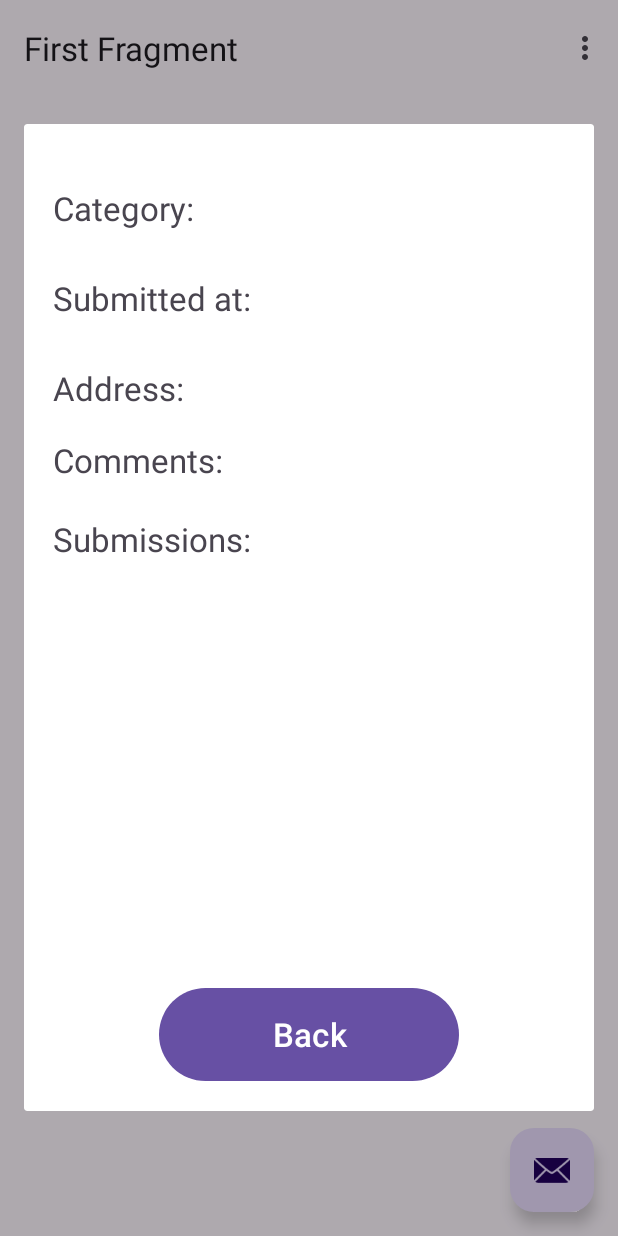
After one commit to Geoermeidis/SmartAlertAndroid, an Android app: the fragment IncidentInfoDialogFragment placed in its activity, on a phone screen of 412 x 824 dp. The commit adds this screen. Run offline under Robolectric (Android 15) with nearby library versions, the light colour scheme and no system bars; our stand-ins replace Firebase (no records; nobody signed in at launch, a user with empty details on screens opened directly), Picasso, navigation-ui; pictures from the network do not load; 1 statement that could not run was skipped.

Commit message:
Fixed incidents table layout. Added info dialog for each incident. No test yet

```diff
--- a/app/build.gradle.kts
+++ b/app/build.gradle.kts
@@ -3,6 +3,7 @@ plugins {
     id("org.jetbrains.kotlin.android")
     id("com.google.gms.google-services")
     id("com.google.android.libraries.mapsplatform.secrets-gradle-plugin")
+    id("kotlin-parcelize")
 }
 
 android {
@@ -59,6 +60,7 @@ dependencies {
     implementation("androidx.camera:camera-view:1.3.1")
     implementation("androidx.camera:camera-extensions:1.3.1")
     implementation("com.google.firebase:firebase-storage:20.3.0")
+    implementation("com.squareup.picasso:picasso:2.71828")
     implementation("com.google.android.gms:play-services-maps:18.2.0") //
     testImplementation("junit:junit:4.13.2")
     androidTestImplementation("androidx.test.ext:junit:1.1.5")
--- /dev/null
+++ b/app/src/main/java/com/unipi/smartalertproject/helperFragments/IncidentInfoDialogFragment.kt
@@ -0,0 +1,84 @@
+package com.unipi.smartalertproject.helperFragments
+
+import android.location.Address
+import android.location.Geocoder
+import android.os.Build
+import android.os.Bundle
+import android.util.Log
+import androidx.fragment.app.Fragment
+import android.view.LayoutInflater
+import android.view.View
+import android.view.ViewGroup
+import androidx.fragment.app.DialogFragment
+import com.google.firebase.storage.FirebaseStorage
+import com.google.firebase.storage.StorageReference
+import com.google.firebase.storage.UploadTask
+import com.squareup.picasso.Picasso
+import com.unipi.smartalertproject.R
+import com.unipi.smartalertproject.api.AuthManager
+import com.unipi.smartalertproject.api.Incident
+import com.unipi.smartalertproject.api.Utils
+import com.unipi.smartalertproject.databinding.FragmentIncidentInfoDialogBinding
+import com.unipi.smartalertproject.databinding.FragmentIncidentsPreviewBinding
+
+class IncidentInfoDialogFragment : DialogFragment() {
+
+    private lateinit var incident: Incident
+    private var _binding: FragmentIncidentInfoDialogBinding? = null
+    private val binding get() = _binding!!
+    private val utils = Utils()
+
+    private val storage: FirebaseStorage = FirebaseStorage.getInstance()
+    private val storageRef: StorageReference = storage.reference
+
+    override fun onCreateView(
+        inflater: LayoutInflater, container: ViewGroup?,
+        savedInstanceState: Bundle?
+    ): View? {
+        // Inflate the layout for this fragment
+        _binding = FragmentIncidentInfoDialogBinding.inflate(inflater, container, false)
+
+        val incident = arguments?.getParcelable("incident", Incident::class.java)
+        if (incident != null){
+            binding.categoryInfoText.text = incident.categoryName
+            binding.commentsInfoText.text = incident.comments
+            binding.dateInfoText.text = incident.submittedAt
+
+            binding.submitsInfoText.text = incident.totalSubmissions.toString()
+
+            val geocoder = Geocoder(requireContext())
+
+            geocoder.getFromLocation(incident.latitude,incident.longitude,1) {
+                addresses -> binding.locationInfoText.text = addresses[0].locality
+            }
+
+        }
+
+
+
+
+
+        return binding.root
+    }
+
+    override fun onViewCreated(view: View, savedInstanceState: Bundle?) {
+        super.onViewCreated(view, savedInstanceState)
+        binding.buttonBacktoIncidents.setOnClickListener {
+            dismiss()
+        }
+        setImageFromFirebaseStorage(incident.photoUrl)
+
+
+    }
+
+    private fun setImageFromFirebaseStorage(imagePath: String){
+        val imageRef = storageRef.child(imagePath)
+
+        imageRef.downloadUrl.addOnSuccessListener { uri ->
+            Picasso.get().load(uri).into(binding.imageInfoText)
+        }.addOnFailureListener {
+            utils.showMessage("Image attached", "The image couldnt be loaded",
+                requireContext())
+        }
+    }
+}
--- /dev/null
+++ b/app/src/main/res/layout/fragment_incident_info_dialog.xml
@@ -0,0 +1,146 @@
+<?xml version="1.0" encoding="utf-8"?>
+<androidx.core.widget.NestedScrollView
+    xmlns:android="http://schemas.android.com/apk/res/android"
+    xmlns:app="http://schemas.android.com/apk/res-auto"
+    xmlns:tools="http://schemas.android.com/tools"
+    android:layout_width="match_parent"
+    android:layout_height="match_parent"
+    tools:context=".officerFragments.IncidentsPreviewFragment">
+
+    <androidx.constraintlayout.widget.ConstraintLayout
+        android:id="@+id/constraintLayout"
+        android:layout_width="match_parent"
+        android:layout_height="match_parent"
+        android:padding="16dp">
+
+        <TableLayout
+            android:id="@+id/table"
+            android:layout_width="match_parent"
+            android:layout_height="match_parent"
+            android:stretchColumns="1"
+            app:layout_constraintEnd_toEndOf="parent"
+            app:layout_constraintStart_toStartOf="parent"
+            app:layout_constraintTop_toTopOf="parent"
+            android:layout_marginTop="10dp">
+
+            <TableRow>
+                <TextView
+                    android:id="@+id/categoryHeaderText"
+                    android:layout_column="0"
+                    android:padding="3dip"
+                    android:textSize="22sp"
+                    android:text="Category: " />
+
+                <TextView
+                    android:id="@+id/categoryInfoText"
+                    android:layout_column="1"
+                    android:gravity="center"
+                    android:padding="15dip"
+                    android:textSize="22sp" />
+
+            </TableRow>
+
+            <TableRow>
+                <TextView
+                    android:id="@+id/dateHeaderText"
+                    android:layout_column="0"
+                    android:padding="3dip"
+                    android:textSize="22sp"
+                    android:text="Submitted at: " />
+
+                <TextView
+                    android:id="@+id/dateInfoText"
+                    android:layout_column="1"
+                    android:gravity="center"
+                    android:padding="15dip"
+                    android:textSize="22sp" />
+
+            </TableRow>
+
+            <TableRow>
+                <TextView
+                    android:id="@+id/locationHeaderText"
+                    android:layout_column="0"
+                    android:padding="3dip"
+                    android:textSize="22sp"
+                    android:text="Address: " />
+
+                <TextView
+                    android:id="@+id/locationInfoText"
+                    android:layout_column="1"
+                    android:gravity="center"
+                    android:padding="15dip"
+                    android:textSize="22sp" />
+
+            </TableRow>
+
+            <TableRow>
+                <TextView
+                    android:id="@+id/commentsHeaderText"
+                    android:layout_column="0"
+                    android:padding="3dip"
+                    android:textSize="22sp"
+                    android:text="Comments: " />
+
+                <ScrollView
+                    android:layout_width="0dp"
+                    android:layout_height="wrap_content"
+                    android:layout_weight="1">
+
+                    <TextView
+                        android:id="@+id/commentsInfoText"
+                        android:layout_width="match_parent"
+                        android:layout_height="wrap_content"
+                        android:maxLines="5"
+                        android:textSize="18sp"
+                        android:scrollbars="vertical"
+                        android:gravity="start|top"
+                        android:padding="8dp"/>
+                </ScrollView>
+
+            </TableRow>
+
+            <TableRow>
+                <TextView
+                    android:id="@+id/submitsHeaderText"
+                    android:layout_column="0"
+                    android:padding="3dip"
+                    android:textSize="22sp"
+                    android:text="Submissions: " />
+
+                <TextView
+                    android:id="@+id/submitsInfoText"
+                    android:layout_column="1"
+                    android:gravity="center"
+                    android:padding="15dip"
+                    android:textSize="22sp"/>
+
+            </TableRow>
+
+            <TableRow>
+                <ImageView
+                    android:id="@+id/imageInfoText"
+                    android:scaleType="fitXY"
+                    android:layout_height="250dp"
+                    android:layout_span="2"
+                    />
+            </TableRow>
+        </TableLayout>
+
+        <Button
+            android:id="@+id/button_backto_incidents"
+            android:layout_width="200dp"
+            android:layout_height="70dp"
+            app:layout_constraintBottom_toBottomOf="parent"
+            app:layout_constraintEnd_toEndOf="parent"
+            app:layout_constraintHorizontal_bias="0.5"
+            app:layout_constraintStart_toStartOf="parent"
+            app:layout_constraintTop_toBottomOf="@id/table"
+            android:text="Back"
+            android:textSize="22sp"
+            android:layout_marginTop="15dp"
+            />
+
+
+    </androidx.constraintlayout.widget.ConstraintLayout>
+</androidx.core.widget.NestedScrollView>
--- a/app/src/main/res/navigation/nav_graph.xml
+++ b/app/src/main/res/navigation/nav_graph.xml
@@ -48,5 +48,18 @@
         android:id="@+id/incidentsPreviewFragment2"
         android:name="com.unipi.smartalertproject.officerFragments.IncidentsPreviewFragment"
         android:label="fragment_incidents_preview"
-        tools:layout="@layout/fragment_incidents_preview" />
+        tools:layout="@layout/fragment_incidents_preview" >
+        <action
+            android:id="@+id/action_incidentsPreviewFragment2_to_incidentInfoDialogFragment"
+            app:destination="@id/incidentInfoDialogFragment" />
+    </fragment>
+    <dialog
+        android:id="@+id/incidentInfoDialogFragment"
+        android:name="com.unipi.smartalertproject.helperFragments.IncidentInfoDialogFragment"
+        android:label="fragment_incident_info_dialog"
+        tools:layout="@layout/fragment_incident_info_dialog" >
+        <argument
+            android:name="incident"
+            app:argType="com.unipi.smartalertproject.api.Incident" />
+    </dialog>
 </navigation>
```
Also changed, not shown: app/src/main/java/com/unipi/smartalertproject/api/Classes.kt (+0 -12 lines), app/src/main/java/com/unipi/smartalertproject/api/Incident.kt (added, +18 -0 lines), app/src/main/java/com/unipi/smartalertproject/officerFragments/IncidentsPreviewFragment.kt (+46 -58 lines), app/src/main/res/layout/fragment_incidents_preview.xml (+69 -10 lines), app/src/main/res/drawable/accepted_icon.webp, app/src/main/res/drawable/image_icon.webp (added), app/src/main/res/drawable/info_icon.webp, app/src/main/res/drawable/rejected_icon.webp.
